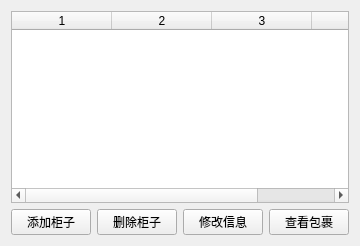
This is views/PickupCabinetView.ui in LittleChiu/ExpressManager as Qt 5 draws it before an edit. The edited form follows.
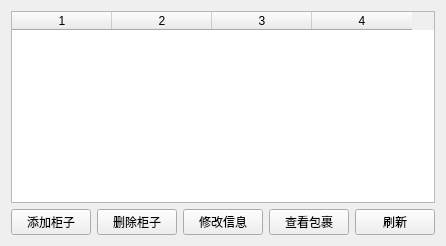
This is the edited form.

What changed in the file:
```diff
--- a/views/PickupCabinetView.ui
+++ b/views/PickupCabinetView.ui
@@ -51,6 +51,13 @@
        </property>
       </widget>
      </item>
+     <item>
+      <widget class="QPushButton" name="refreshCabinetButton">
+       <property name="text">
+        <string>刷新</string>
+       </property>
+      </widget>
+     </item>
     </layout>
    </item>
   </layout>
```
